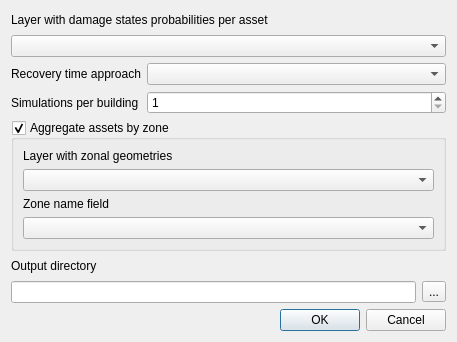
This is svir/ui/ui_recovery_modeling.ui in gem/oq-irmt-qgis as Qt 5 draws it before an edit. The edited form follows.
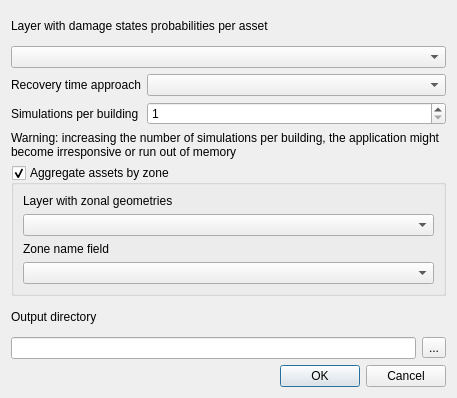
This is the edited form.

Commit message: Add a warning about the number of simulations per building and improve layout of dock visualization dialog

What changed in the file:
```diff
--- a/svir/ui/ui_recovery_modeling.ui
+++ b/svir/ui/ui_recovery_modeling.ui
@@ -10,9 +10,15 @@
     <x>0</x>
     <y>0</y>
     <width>457</width>
-    <height>342</height>
+    <height>398</height>
    </rect>
   </property>
+  <property name="sizePolicy">
+   <sizepolicy hsizetype="MinimumExpanding" vsizetype="Preferred">
+    <horstretch>0</horstretch>
+    <verstretch>0</verstretch>
+   </sizepolicy>
+  </property>
   <property name="windowTitle">
    <string>Recovery Modeling</string>
   </property>
@@ -61,6 +67,19 @@
      </item>
     </layout>
    </item>
+   <item>
+    <widget class="QLabel" name="label_6">
+     <property name="styleSheet">
+      <string notr="true"/>
+     </property>
+     <property name="text">
+      <string>Warning: increasing the number of simulations per building, the application might become irresponsive or run out of memory</string>
+     </property>
+     <property name="wordWrap">
+      <bool>true</bool>
+     </property>
+    </widget>
+   </item>
    <item>
     <widget class="QGroupBox" name="integrate_svi_check">
      <property name="title">
```
The commit also changes 2 other files.
